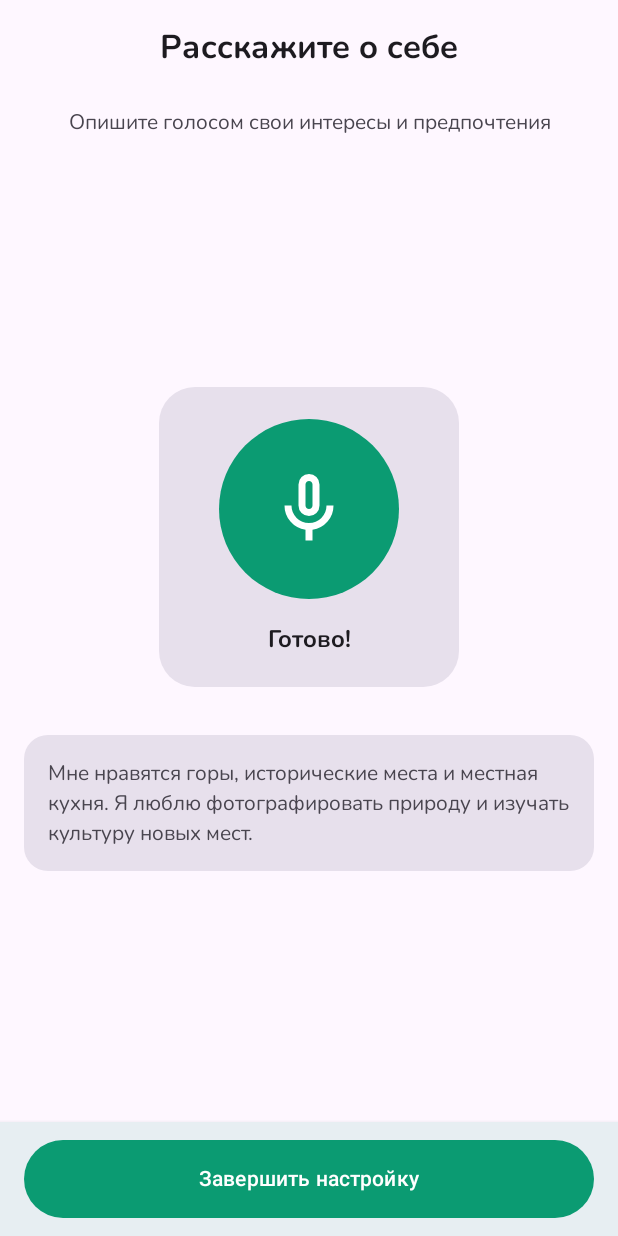
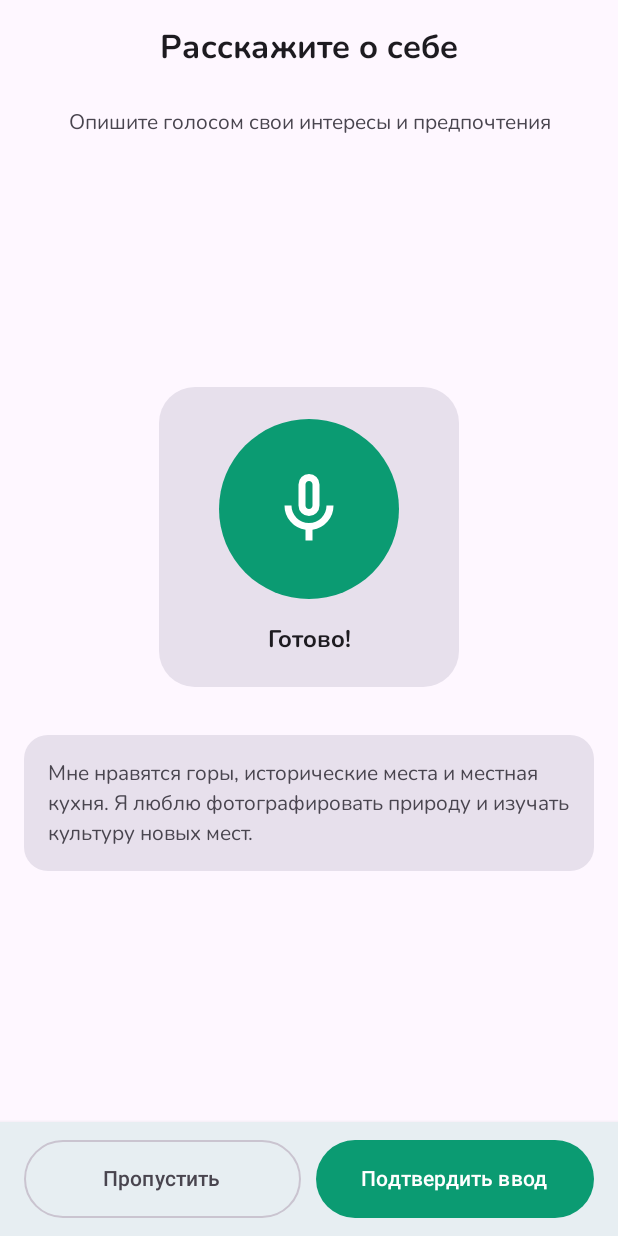
Before and after one commit to lomonoga/AI_GPS_Radio, an Android app built with Jetpack Compose: the composable VoiceInterestsScreen shown on its own in the app's theme, on a phone screen of 412 x 824 dp. Run offline under Robolectric (Android 15) with nearby library versions, the phone set to English and light mode, and no system bars.

Commit message:
add navigation between screens

```diff
--- a/frontend/app/src/main/java/com/example/aigpsradio/ui/VoiceInterestsScreen.kt
+++ b/frontend/app/src/main/java/com/example/aigpsradio/ui/VoiceInterestsScreen.kt
@@ -12,13 +12,15 @@ import androidx.compose.ui.draw.clip
 import androidx.compose.ui.res.painterResource
 import androidx.compose.ui.text.font.FontWeight
 import androidx.compose.ui.text.style.TextAlign
+import androidx.compose.ui.tooling.preview.Preview
 import androidx.compose.ui.unit.dp
 import androidx.compose.ui.unit.sp
 import com.example.aigpsradio.R
 
 @Composable
 fun VoiceInterestsScreen(
-    onComplete: () -> Unit = {}
+    onComplete: () -> Unit = {},
+    onSkip: () -> Unit = {}
 ) {
     Scaffold(
         modifier = Modifier.fillMaxSize(),
@@ -30,19 +32,31 @@ fun VoiceInterestsScreen(
                 tonalElevation = 4.dp,
                 shadowElevation = 4.dp
             ) {
-                Box(
+                Row(
                     modifier = Modifier
                         .fillMaxWidth()
                         .padding(horizontal = 16.dp, vertical = 12.dp),
-                    contentAlignment = Alignment.Center
+
+                    horizontalArrangement = Arrangement.Center
                 ) {
+                    OutlinedButton(
+                        onClick = onSkip,
+                        modifier = Modifier
+                            .weight(1f)
+                            .height(52.dp)
+                    ) {
+                        Text("Пропустить")
+                    }
+
+                    Spacer(modifier = Modifier.width(10.dp))
+
                     Button(
                         onClick = onComplete,
                         modifier = Modifier
-                            .fillMaxWidth()
+                            .weight(1f)
                             .height(52.dp)
                     ) {
-                        Text("Завершить настройку")
+                        Text("Подтвердить ввод")
                     }
                 }
             }
@@ -133,3 +147,9 @@ fun VoiceInterestsScreen(
         }
     }
 }
+
+@Composable
+@Preview(showBackground = true)
+fun VoiceInterestsScreenPrewiew() {
+    VoiceInterestsScreen()
+}
```
Also changed, not shown: frontend/app/src/main/java/com/example/aigpsradio/MainActivity.kt (+29 -7 lines), frontend/app/src/main/java/com/example/aigpsradio/navigation/AppNavHost.kt (added, +74 -0 lines), frontend/app/src/main/java/com/example/aigpsradio/navigation/Destination.kt (added, +16 -0 lines), frontend/app/src/main/java/com/example/aigpsradio/ui/PermissionsScreen.kt (+8 -5 lines).
